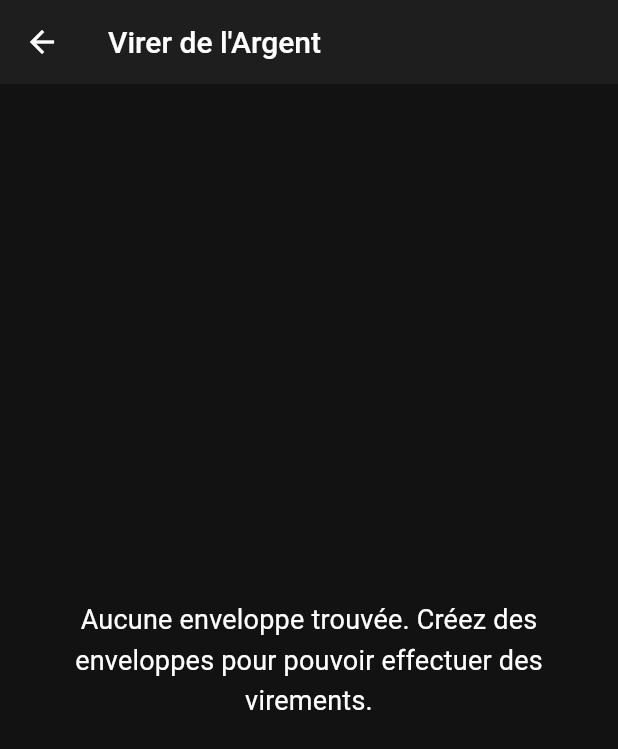
After one commit to XBurnsX/ToutieBudgetFlutter, a Flutter app: the EcranBudget screen opened directly, after a tap on the "multiple stop" icon, on a phone screen of 412 x 824 dp. The commit adds this screen. Shown: the top 749 px of the screen. Run offline on Flutter 3.47's test engine with Material 3 defaults, Android fonts, the phone set to English and light mode, and no system bars; our stand-ins replace cloud_firestore, firebase_auth, firebase_core, flutter_colorpicker; accounts and stored records are empty; network calls fail.

Commit message:
ajout bouton transfert argent

```diff
--- /dev/null
+++ b/lib/pages/budget/ecran_virer_argent.dart
@@ -0,0 +1,464 @@
+// lib/screens/ecran_virer_argent.dart ou similaire
+import 'package:flutter/material.dart';
+import 'package:cloud_firestore/cloud_firestore.dart';
+import 'package:firebase_auth/firebase_auth.dart';
+import 'package:intl/intl.dart';
+import '../gestion_categories_enveloppes_screen.dart'; // Pour le formatage de la devise
+
+class EcranVirerArgent extends StatefulWidget {
+  const EcranVirerArgent({Key? key}) : super(key: key);
+
+  @override
+  State<EcranVirerArgent> createState() => _EcranVirerArgentState();
+}
+
+class _EcranVirerArgentState extends State<EcranVirerArgent> {
+  final FirebaseFirestore _firestore = FirebaseFirestore.instance;
+  final FirebaseAuth _auth = FirebaseAuth.instance;
+  User? _currentUser;
+
+  final _formKey = GlobalKey<FormState>();
+  final TextEditingController _montantController = TextEditingController();
+  final currencyFormatter = NumberFormat.currency(
+      locale: 'fr_CA', symbol: '\$');
+
+  List<Categorie> _categoriesAvecEnveloppes = [];
+  List<EnveloppeTestData> _toutesLesEnveloppes = [];
+
+  EnveloppeTestData? _enveloppeSourceSelectionnee;
+  EnveloppeTestData? _enveloppeDestinationSelectionnee;
+
+  // Pour stocker l'ID de la catégorie parente de l'enveloppe, utile pour la mise à jour
+  String? _idCategorieSource;
+  String? _idCategorieDestination;
+
+
+  bool _isLoading = true;
+  String? _errorMessage;
+
+  @override
+  void initState() {
+    super.initState();
+    _currentUser = _auth.currentUser;
+    if (_currentUser != null) {
+      _chargerEnveloppes();
+    } else {
+      // Gérer le cas où l'utilisateur n'est pas connecté
+      // Peut-être naviguer vers l'écran de connexion ou afficher un message
+      setState(() {
+        _isLoading = false;
+        _errorMessage = "Utilisateur non connecté.";
+      });
+      WidgetsBinding.instance.addPostFrameCallback((_) {
+        if (mounted) {
+          ScaffoldMessenger.of(context).showSnackBar(
+            const SnackBar(content: Text(
+                "Veuillez vous connecter pour effectuer un virement.")),
+          );
+          Navigator
+              .of(context)
+              .pop(); // Revenir en arrière si l'utilisateur n'est pas connecté
+        }
+      });
+    }
+  }
+
+  @override
+  void dispose() {
+    _montantController.dispose();
+    super.dispose();
+  }
+
+  Future<void> _chargerEnveloppes() async {
+    setState(() {
+      _isLoading = true;
+      _errorMessage = null;
+    });
+
+    final uid = _currentUser?.uid;
+    if (uid == null) {
+      setState(() {
+        _isLoading = false;
+        _errorMessage =
+        "Impossible de récupérer les enveloppes : utilisateur non identifié.";
+      });
+      return;
+    }
+
+    try {
+      final querySnapshot = await _firestore
+          .collection('users')
+          .doc(uid)
+          .collection('categories')
+      // .orderBy('ordre') // ou 'nom', selon votre structure
+          .get();
+
+      final List<Categorie> categoriesChargees = querySnapshot.docs.map((doc) {
+        return Categorie.fromFirestore(
+            doc); // Assurez-vous que cette méthode est robuste
+      }).toList();
+
+      final List<EnveloppeTestData> toutesEnveloppesTemp = [];
+      for (var categorie in categoriesChargees) {
+        for (var enveloppe in categorie.enveloppes) {
+          // On pourrait stocker l'ID de la catégorie ici si ce n'est pas déjà dans EnveloppeTestData
+          // ou le stocker séparément lors de la sélection
+          toutesEnveloppesTemp.add(enveloppe);
+        }
+      }
+
+      // Trier les enveloppes par nom pour une meilleure présentation dans les dropdowns
+      toutesEnveloppesTemp.sort((a, b) =>
+          a.nom.toLowerCase().compareTo(b.nom.toLowerCase()));
+
+
+      setState(() {
+        _categoriesAvecEnveloppes =
+            categoriesChargees; // Utile si vous avez besoin de l'ID de la catégorie parente
+        _toutesLesEnveloppes = toutesEnveloppesTemp;
+        _isLoading = false;
+      });
+    } catch (e) {
+      print("Erreur lors du chargement des enveloppes: $e");
+      setState(() {
+        _isLoading = false;
+        _errorMessage =
+        "Erreur lors du chargement des enveloppes: ${e.toString()}";
+      });
+    }
+  }
+
+  // Méthode pour trouver l'ID de la catégorie d'une enveloppe
+  String? _findCategorieIdForEnveloppe(EnveloppeTestData enveloppe) {
+    for (var categorie in _categoriesAvecEnveloppes) {
+      if (categorie.enveloppes.any((env) => env.id == enveloppe.id)) {
+        return categorie.id;
+      }
+    }
+    return null;
+  }
+
+
+  Future<void> _effectuerVirement() async {
+    if (!(_formKey.currentState?.validate() ?? false)) {
+      return; // Validation échouée
+    }
+
+    if (_enveloppeSourceSelectionnee == null ||
+        _enveloppeDestinationSelectionnee == null ||
+        _montantController.text.isEmpty) {
+      ScaffoldMessenger.of(context).showSnackBar(
+        const SnackBar(content: Text('Veuillez remplir tous les champs.')),
+      );
+      return;
+    }
+
+    final double? montant = double.tryParse(_montantController.text.replaceAll(
+        ',', '.')); // Gérer les virgules et points
+
+    if (montant == null || montant <= 0) {
+      ScaffoldMessenger.of(context).showSnackBar(
+        const SnackBar(content: Text('Veuillez saisir un montant valide.')),
+      );
+      return;
+    }
+
+    if (montant > _enveloppeSourceSelectionnee!.soldeActuel) {
+      ScaffoldMessenger.of(context).showSnackBar(
+        const SnackBar(
+            content: Text('Solde insuffisant dans l\'enveloppe source.')),
+      );
+      return;
+    }
+
+    if (_enveloppeSourceSelectionnee!.id ==
+        _enveloppeDestinationSelectionnee!.id) {
+      ScaffoldMessenger.of(context).showSnackBar(
+        const SnackBar(content: Text(
+            'Les enveloppes source et destination doivent être différentes.')),
+      );
+      return;
+    }
+
+    // Trouver les ID des catégories parentes
+    _idCategorieSource =
+        _findCategorieIdForEnveloppe(_enveloppeSourceSelectionnee!);
+    _idCategorieDestination =
+        _findCategorieIdForEnveloppe(_enveloppeDestinationSelectionnee!);
+
+    if (_idCategorieSource == null || _idCategorieDestination == null) {
+      ScaffoldMessenger.of(context).showSnackBar(
+        const SnackBar(content: Text(
+            'Erreur: Impossible de trouver les catégories parentes des enveloppes.')),
+      );
+      return;
+    }
+
+
+    setState(() {
+      _isLoading = true;
+    }); // Afficher un indicateur de chargement
+
+    final uid = _currentUser?.uid;
+    if (uid == null) {
+      ScaffoldMessenger.of(context).showSnackBar(
+        const SnackBar(content: Text('Utilisateur non authentifié.')),
+      );
+      setState(() {
+        _isLoading = false;
+      });
+      return;
+    }
+
+    try {
+      await _firestore.runTransaction((transaction) async {
+        // 1. Lire les documents des catégories source et destination
+        final docRefCategorieSource = _firestore
+            .collection('users')
+            .doc(uid)
+            .collection('categories')
+            .doc(_idCategorieSource!);
+        final docRefCategorieDestination = _firestore.collection('users').doc(
+            uid).collection('categories').doc(_idCategorieDestination!);
+
+        DocumentSnapshot<Map<String, dynamic>> snapCategorieSource;
+        DocumentSnapshot<Map<String, dynamic>> snapCategorieDestination;
+
+        // Si source et destination sont dans la même catégorie, lire une seule fois
+        if (_idCategorieSource == _idCategorieDestination) {
+          snapCategorieSource = await transaction.get(docRefCategorieSource);
+          snapCategorieDestination = snapCategorieSource; // Même snapshot
+        } else {
+          snapCategorieSource = await transaction.get(docRefCategorieSource);
+          snapCategorieDestination =
+          await transaction.get(docRefCategorieDestination);
+        }
+
+
+        if (!snapCategorieSource.exists || !snapCategorieDestination.exists) {
+          throw Exception("Une des catégories n'existe plus.");
+        }
+
+        Categorie categorieSource = Categorie.fromFirestore(
+            snapCategorieSource);
+        Categorie categorieDestination = (_idCategorieSource ==
+            _idCategorieDestination)
+            ? categorieSource // Réutiliser l'instance si c'est la même catégorie
+            : Categorie.fromFirestore(snapCategorieDestination);
+
+        // 2. Trouver les enveloppes spécifiques dans les listes d'enveloppes des catégories
+        int indexSource = categorieSource.enveloppes.indexWhere((env) =>
+        env.id == _enveloppeSourceSelectionnee!.id);
+        int indexDestination = categorieDestination.enveloppes.indexWhere((
+            env) => env.id == _enveloppeDestinationSelectionnee!.id);
+
+        if (indexSource == -1 || indexDestination == -1) {
+          throw Exception(
+              "Une des enveloppes n'a pas été trouvée dans sa catégorie respective.");
+        }
+
+        // 3. Mettre à jour les soldes
+        categorieSource.enveloppes[indexSource].soldeActuel -= montant;
+        categorieDestination.enveloppes[indexDestination].soldeActuel +=
+            montant;
+
+        // 4. Préparer les données pour la mise à jour
+        List<Map<String, dynamic>> enveloppesSourceMaj = categorieSource
+            .enveloppes.map((e) => e.toMap()).toList();
+        transaction.update(
+            docRefCategorieSource, {'enveloppes': enveloppesSourceMaj});
+
+        // Si les catégories sont différentes, mettre à jour la catégorie destination séparément
+        if (_idCategorieSource != _idCategorieDestination) {
+          List<Map<String,
+              dynamic>> enveloppesDestinationMaj = categorieDestination
+              .enveloppes.map((e) => e.toMap()).toList();
+          transaction.update(docRefCategorieDestination,
+              {'enveloppes': enveloppesDestinationMaj});
+        }
+        // Si c'est la même catégorie, la mise à jour de docRefCategorieSource a déjà tout fait.
+      });
+
+      ScaffoldMessenger.of(context).showSnackBar(
+        SnackBar(content: Text('Virement de ${currencyFormatter.format(
+            montant)} effectué avec succès!')),
+      );
+      _montantController.clear();
+      setState(() {
+        // Réinitialiser les sélections et recharger les données pour refléter les changements
+        _enveloppeSourceSelectionnee = null;
+        _enveloppeDestinationSelectionnee = null;
+        _idCategorieSource = null;
+        _idCategorieDestination = null;
+        _isLoading = false; // Arrêter le chargement
+        _chargerEnveloppes(); // Recharger pour voir les soldes mis à jour
+      });
+      // Optionnel: Navigator.of(context).pop(); // Revenir à l'écran précédent
+    } catch (e) {
+      print("Erreur lors du virement: $e");
+      ScaffoldMessenger.of(context).showSnackBar(
+        SnackBar(content: Text('Erreur lors du virement: ${e.toString()}')),
+      );
+      setState(() {
+        _isLoading = false;
+      });
+    }
+  }
+
+  // --- Construction de l'UI ---
+  @override
+  Widget build(BuildContext context) {
+    return Scaffold(
+      appBar: AppBar(
+        title: const Text('Virer de l\'Argent'),
+      ),
+      body: _isLoading && _toutesLesEnveloppes
+          .isEmpty // Afficher le loader seulement si on n'a rien à montrer
+          ? const Center(child: CircularProgressIndicator())
+          : _errorMessage != null
+          ? Center(child: Text(
+          _errorMessage!, style: const TextStyle(color: Colors.red)))
+          : _currentUser == null || _toutesLesEnveloppes.isEmpty && !_isLoading
+          ? Center(
+        child: Padding(
+          padding: const EdgeInsets.all(16.0),
+          child: Text(
+            _currentUser == null
+                ? 'Veuillez vous connecter.'
+                : 'Aucune enveloppe trouvée. Créez des enveloppes pour pouvoir effectuer des virements.',
+            textAlign: TextAlign.center,
+            style: Theme
+                .of(context)
+                .textTheme
+                .titleMedium,
+          ),
+        ),
+      )
+          : SingleChildScrollView( // Permet le défilement si le contenu dépasse
+        padding: const EdgeInsets.all(16.0),
+        child: Form(
+          key: _formKey,
+          child: Column(
+            crossAxisAlignment: CrossAxisAlignment.stretch,
+            children: <Widget>[
+              // --- Sélecteur Enveloppe Source ---
+              DropdownButtonFormField<EnveloppeTestData>(
+                value: _enveloppeSourceSelectionnee,
+                decoration: InputDecoration(
+                  labelText: 'De (Enveloppe Source)',
+                  border: const OutlineInputBorder(),
+                  hintText: _enveloppeSourceSelectionnee == null
+                      ? 'Choisir une enveloppe'
+                      : null,
+                ),
+                isExpanded: true,
+                items: _toutesLesEnveloppes.map((EnveloppeTestData enveloppe) {
+                  return DropdownMenuItem<EnveloppeTestData>(
+                    value: enveloppe,
+                    child: Text('${enveloppe.nom} (${currencyFormatter.format(
+                        enveloppe.soldeActuel)})'),
+                  );
+                }).toList(),
+                onChanged: (EnveloppeTestData? newValue) {
+                  setState(() {
+                    _enveloppeSourceSelectionnee = newValue;
+                    // Optionnel: si destination est la même que source, réinitialiser destination
+                    if (_enveloppeDestinationSelectionnee?.id == newValue?.id) {
+                      _enveloppeDestinationSelectionnee = null;
+                    }
+                  });
+                },
+                validator: (value) =>
+                value == null
+                    ? 'Veuillez sélectionner une enveloppe source.'
+                    : null,
+              ),
+              const SizedBox(height: 16),
+
+              // --- Sélecteur Enveloppe Destination ---
+              DropdownButtonFormField<EnveloppeTestData>(
+                value: _enveloppeDestinationSelectionnee,
+                decoration: InputDecoration(
+                  labelText: 'Vers (Enveloppe Destination)',
+                  border: const OutlineInputBorder(),
+                  hintText: _enveloppeDestinationSelectionnee == null
+                      ? 'Choisir une enveloppe'
+                      : null,
+                ),
+                isExpanded: true,
+                // Filtre pour ne pas afficher l'enveloppe source dans la liste destination
+                items: _toutesLesEnveloppes
+                    .where((env) => env.id != _enveloppeSourceSelectionnee?.id)
+                    .map((EnveloppeTestData enveloppe) {
+                  return DropdownMenuItem<EnveloppeTestData>(
+                    value: enveloppe,
+                    child: Text(enveloppe
+                        .nom), // Pas besoin d'afficher le solde ici
+                  );
+                }).toList(),
+                onChanged: (EnveloppeTestData? newValue) {
+                  setState(() {
+                    _enveloppeDestinationSelectionnee = newValue;
+                  });
+                },
+                validator: (value) =>
+                value == null
+                    ? 'Veuillez sélectionner une enveloppe destination.'
+                    : null,
+              ),
+              const SizedBox(height: 16),
+
+              // --- Champ Montant ---
+              TextFormField(
+                controller: _montantController,
+                decoration: InputDecoration(
+                  labelText: 'Montant à Virer',
+                  border: const OutlineInputBorder(),
+                  prefixText: '\$ ', // Ou votre symbole de devise
+                  hintText: '0.00',
+                ),
+                keyboardType: const TextInputType.numberWithOptions(
+                    decimal: true),
+                validator: (value) {
+                  if (value == null || value.isEmpty) {
+                    return 'Veuillez saisir un montant.';
+                  }
+                  final double? montant = double.tryParse(
+                      value.replaceAll(',', '.'));
+                  if (montant == null || montant <= 0) {
+                    return 'Veuillez saisir un montant valide.';
+                  }
+                  if (_enveloppeSourceSelectionnee != null &&
+                      montant > _enveloppeSourceSelectionnee!.soldeActuel) {
+                    return 'Solde insuffisant.';
+                  }
+                  return null;
+                },
+              ),
+              const SizedBox(height: 24),
+
+              // --- Bouton de Virement ---
+              ElevatedButton.icon(
+                icon: _isLoading ? Container(width: 24,
+                    height: 24,
+                    padding: const EdgeInsets.all(2.0),
+                    child: const CircularProgressIndicator(
+                        color: Colors.white, strokeWidth: 3)) : const Icon(
+                    Icons.send),
+                label: Text(_isLoading
+                    ? 'Virement en cours...'
+                    : 'Effectuer le Virement'),
+                onPressed: _isLoading ? null : _effectuerVirement,
+                // Désactiver pendant le chargement
+                style: ElevatedButton.styleFrom(
+                  padding: const EdgeInsets.symmetric(vertical: 12.0),
+                  textStyle: const TextStyle(fontSize: 16),
+                ),
+              ),
+            ],
+          ),
+        ),
+      ),
+    );
+  }
+}
--- a/lib/pages/ecran_budget.dart
+++ b/lib/pages/ecran_budget.dart
@@ -6,6 +6,7 @@ import 'package:toutie_budget/models/compte_model.dart';
 import 'package:toutie_budget/models/categorie_budget_model.dart';
 import 'package:toutie_budget/widgets/transactions_review_banner.dart';
 import 'package:toutie_budget/widgets/budget_categories_list.dart';
+import 'budget/ecran_virer_argent.dart';
 import 'gestion_categories_enveloppes_screen.dart'
     show Categorie, EnveloppeTestData, TypeObjectif, GestionCategoriesEnveloppesScreen; // Assurez-vous d'importer GestionCategoriesEnveloppesScreen
 
@@ -521,28 +522,25 @@ class _EcranBudgetState extends State<EcranBudget> {
   Widget _buildCustomAppBarTitle(ThemeData theme) {
     return Container(
       width: double.infinity,
-      padding: const EdgeInsets.symmetric(horizontal: 0),
-      // Ajusté pour que Row prenne toute la largeur
+      // Le padding horizontal peut être ajusté pour contrôler l'espacement par rapport aux bords de l'AppBar
+      padding: const EdgeInsets.symmetric(horizontal: 30.0), // Ajusté de 0.0 à 8.0 ou 16.0
       child: Row(
-        mainAxisAlignment: MainAxisAlignment.center,
+        mainAxisAlignment: MainAxisAlignment.start, // MODIFIÉ: pour aligner à gauche
         children: [
-          // Bouton Mois Précédent (optionnel, si vous voulez toujours les flèches en dehors du picker)
+          // Laisser les IconButton pour précédent/suivant ici si vous les voulez toujours visibles
           // IconButton(icon: Icon(Icons.chevron_left, color: Colors.white), onPressed: _currentUser != null ? _moisPrecedent : null),
-          Flexible(
-            child: GestureDetector(
+
+          // Le GestureDetector prendra la place nécessaire
+          GestureDetector(
             onTap: _currentUser != null ? _handleDateTap : null,
             child: Container(
-                padding: const EdgeInsets.symmetric(
-                    vertical: 8.0, horizontal: 12.0),
-                // Ajusté pour un meilleur look
+              padding: const EdgeInsets.symmetric(vertical: 8.0, horizontal: 12.0),
               decoration: BoxDecoration(
-                  color: Colors.transparent, // Toujours transparent
+                color: Colors.transparent,
                 borderRadius: BorderRadius.circular(8.0),
               ),
               child: Row(
                 mainAxisSize: MainAxisSize.min,
-                  // Important pour centrer le texte et l'icône
-                  mainAxisAlignment: MainAxisAlignment.center,
                 children: [
                   Text(
                     DateFormat.yMMM('fr_FR').format(_moisAnneeCourant),
@@ -550,22 +548,22 @@ class _EcranBudgetState extends State<EcranBudget> {
                       color: Colors.white,
                       fontSize: 18,
                       fontWeight: FontWeight.bold,
-                      ) ?? const TextStyle(color: Colors.white,
+                    ) ??
+                        const TextStyle(
+                            color: Colors.white,
                             fontSize: 18,
                             fontWeight: FontWeight.bold),
-                      textAlign: TextAlign.center,
+                    // textAlign: TextAlign.left, // Plus nécessaire avec MainAxisAlignment.start sur la Row parente
                   ),
                   if (_currentUser != null) ...[
                     const SizedBox(width: 8),
-                      const Icon(
-                          Icons.arrow_drop_down, color: Colors.white, size: 24),
+                    const Icon(Icons.arrow_drop_down, color: Colors.white, size: 24),
                   ]
                 ],
               ),
             ),
           ),
-          ),
-          // Bouton Mois Suivant (optionnel)
+          // Laisser les IconButton pour précédent/suivant ici si vous les voulez toujours visibles
           // IconButton(icon: Icon(Icons.chevron_right, color: Colors.white), onPressed: _currentUser != null ? _moisSuivant : null),
         ],
       ),
@@ -576,9 +574,25 @@ class _EcranBudgetState extends State<EcranBudget> {
     return [
       if (_currentUser != null)
         IconButton(
+          // NOUVEAU BOUTON
+          icon: const Icon(Icons.multiple_stop, color: Colors.white), // Ou Icons.swap_horiz, Icons.compare_arrows, Icons.currency_exchange
+          tooltip: 'Virer de l\'argent entre enveloppes',
+          onPressed: () {
+            if (!mounted) return;
+            // TODO: Implémenter la navigation vers EcranVirerArgent
+            Navigator.push(
+              context,
+              // Assurez-vous d'avoir importé EcranVirerArgent
+              MaterialPageRoute(builder: (context) => const EcranVirerArgent()),
+            );
+            print("Bouton Virer de l'argent cliqué");
+          },
+        ),
+      if (_currentUser != null)
+        IconButton(
           icon: const Icon(Icons.category_outlined, color: Colors.white),
           tooltip: 'Gérer les catégories et enveloppes',
-          onPressed: _naviguerVersGestionCategories, // onPressed ne vérifie plus _currentUser car le bouton n'est affiché que si connecté
+          onPressed: _naviguerVersGestionCategories,
         ),
       IconButton(
         icon: const Icon(Icons.menu, color: Colors.white),
@@ -589,7 +603,7 @@ class _EcranBudgetState extends State<EcranBudget> {
             scaffoldState!.openEndDrawer();
           } else {
             print("Pas d'endDrawer défini.");
-            // TODO: Logique alternative si pas de drawer (ex: dialogue de connexion si non connecté)
+            // TODO: Logique alternative si pas de drawer
           }
         },
       ),
```
Lines whose indentation alone changed are shown as unchanged.
